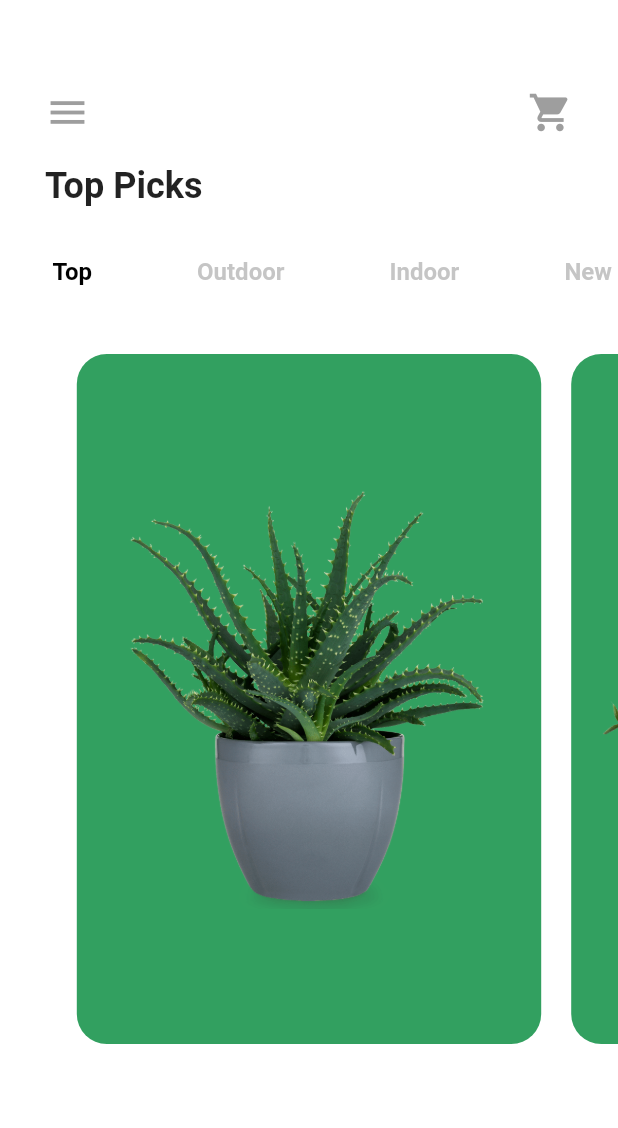
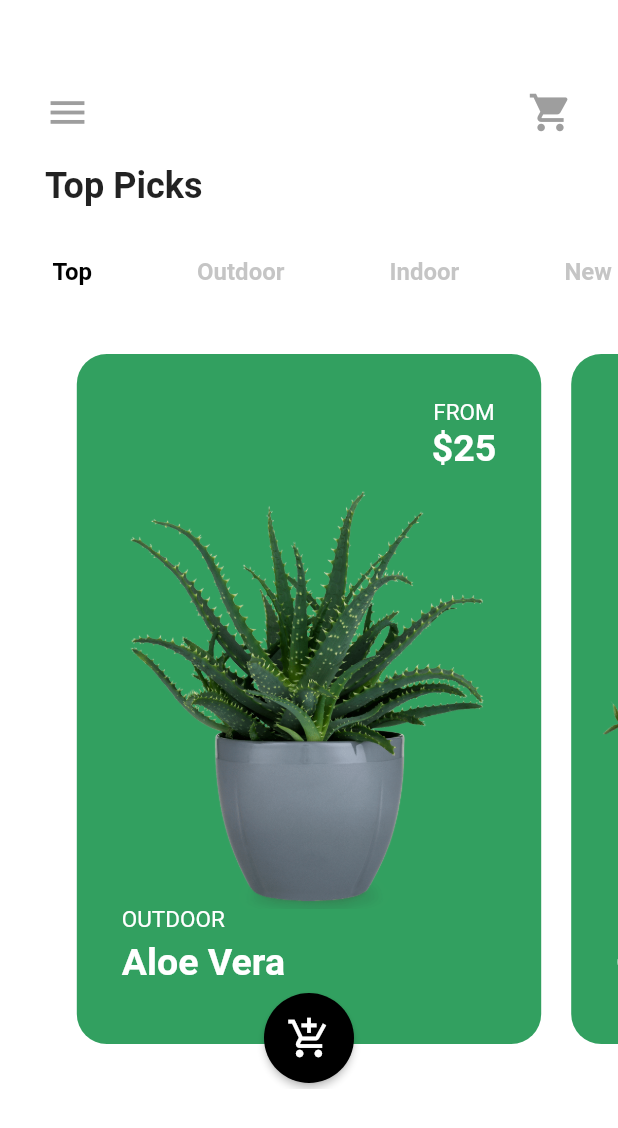
Before and after one commit to tianna1121/flutter_plant_ui, a Flutter app: the screen it shows after launch, on a phone screen of 412 x 824 dp. Shown: the top 1128 px of the screen. Run offline on Flutter 3.47's test engine with Material 2 defaults, Android fonts, the phone set to English and light mode, and no system bars.

Commit message:
add texts for the images, and a circleBorder RawMaterialButton() for shopping cart

```diff
--- a/lib/main.dart
+++ b/lib/main.dart
@@ -52,10 +52,60 @@ class _MyHomePageState extends State<MyHomePage>
                 right: 30.0,
                 child: Column(
                   crossAxisAlignment: CrossAxisAlignment.center,
-                  children: <Widget>[],
+                  children: <Widget>[
+                    Text(
+                      'FROM',
+                      style: TextStyle(color: Colors.white, fontSize: 15.0),
+                    ),
+                    Text(
+                      '\$${plants[index].price}',
+                      style: TextStyle(
+                          color: Colors.white,
+                          fontSize: 25.0,
+                          fontWeight: FontWeight.w600),
+                    ),
+                  ],
                 ),
-              )
+              ),
+              Positioned(
+                left: 30.0,
+                bottom: 40.0,
+                child: Column(
+                  crossAxisAlignment: CrossAxisAlignment.start,
+                  children: <Widget>[
+                    Text(
+                      plants[index].category.toUpperCase(),
+                      style: TextStyle(color: Colors.white, fontSize: 15.0),
+                    ),
+                    SizedBox(
+                      height: 5.0,
+                    ),
+                    Text(
+                      plants[index].name,
+                      style: TextStyle(
+                          color: Colors.white,
+                          fontSize: 25.0,
+                          fontWeight: FontWeight.w600),
+                    ),
+                  ],
+                ),
+              ),
             ],
+          ),
+        ),
+        Positioned(
+          bottom: 4.0,
+          child: RawMaterialButton(
+            padding: EdgeInsets.all(15.0),
+            shape: CircleBorder(),
+            elevation: 2.0,
+            fillColor: Colors.black,
+            child: Icon(
+              Icons.add_shopping_cart,
+              color: Colors.white,
+              size: 30.0,
+            ),
+            onPressed: () {},
           ),
         )
       ],
```
